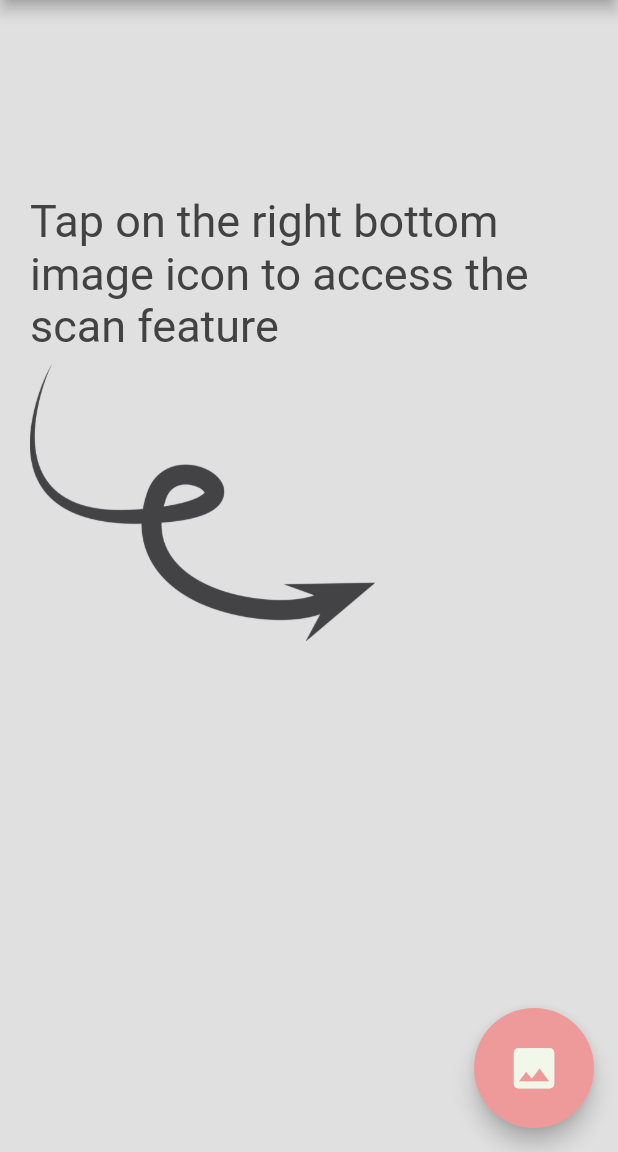
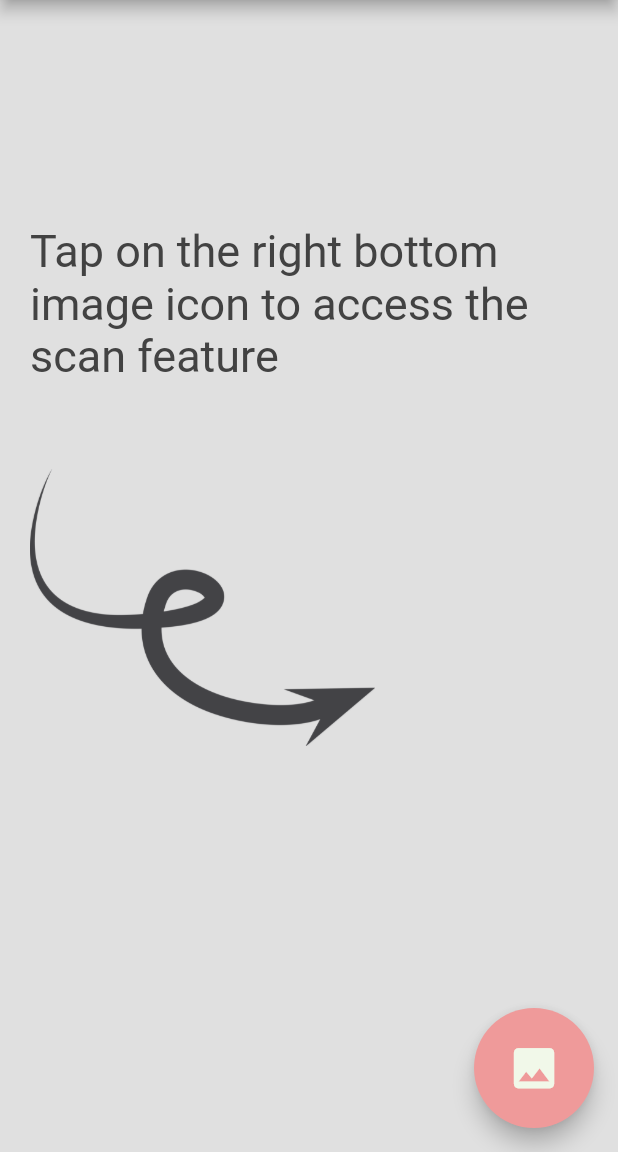
Before and after one commit to YiwenTan99/iCOOK, a Flutter app: the ScanScreen screen opened directly, on a phone screen of 412 x 824 dp, the part 84-1236 px from its top. Run offline on Flutter 3.47's test engine with Material 2 defaults, Android fonts, the phone set to English and light mode, and no system bars; our stand-ins replace cloud_firestore, firebase_auth, flutter_spinkit, google_fonts, image_picker; missing offline and left inert: duration, flutter_dialogflow, tflite; accounts and stored records are empty; project files that could hold a hidden picture were left out.

Commit message:
small changes

```diff
--- a/lib/Screens/scan_screen.dart
+++ b/lib/Screens/scan_screen.dart
@@ -63,7 +63,7 @@ class _ScanScreenState extends State<ScanScreen> {
                           child: Column(
                             children: <Widget>[
                                 SizedBox(
-                                  height: 110,
+                                  height: 130,
                                 ),
                                 Text(
                                   "Tap on the right bottom image icon to access the scan feature",
@@ -78,7 +78,7 @@ class _ScanScreenState extends State<ScanScreen> {
                                     child: Image(
                                       image: AssetImage("assets/images/arrow.png"),
                                         width: 230,
-                                        height: 200,
+                                        height: 300,
                                       ),
                                     ),
                                   ]
```
Also changed, not shown: lib/Screens/update_screen.dart (+13 -1 lines).
